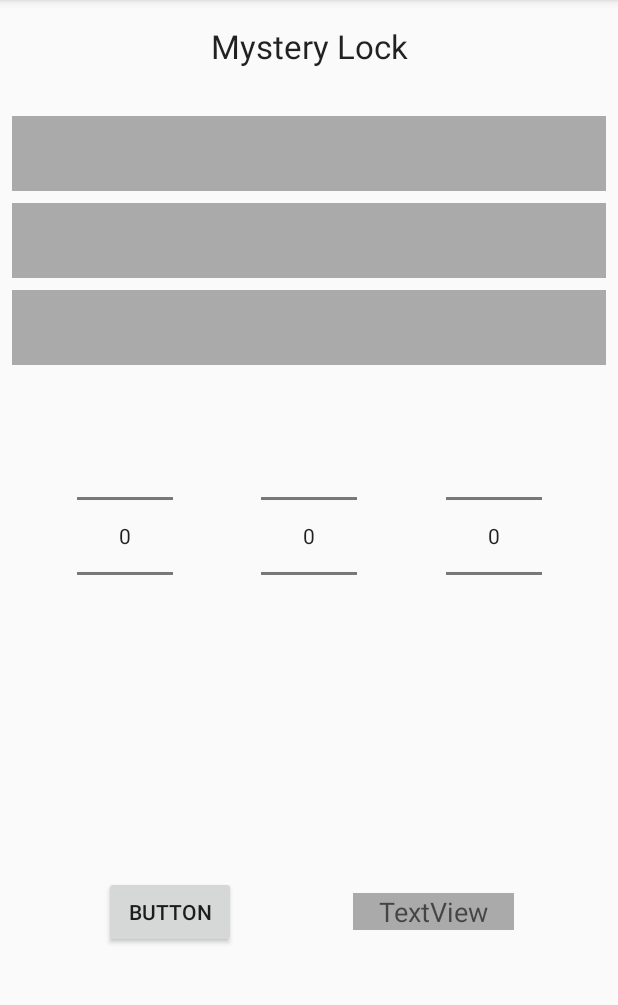
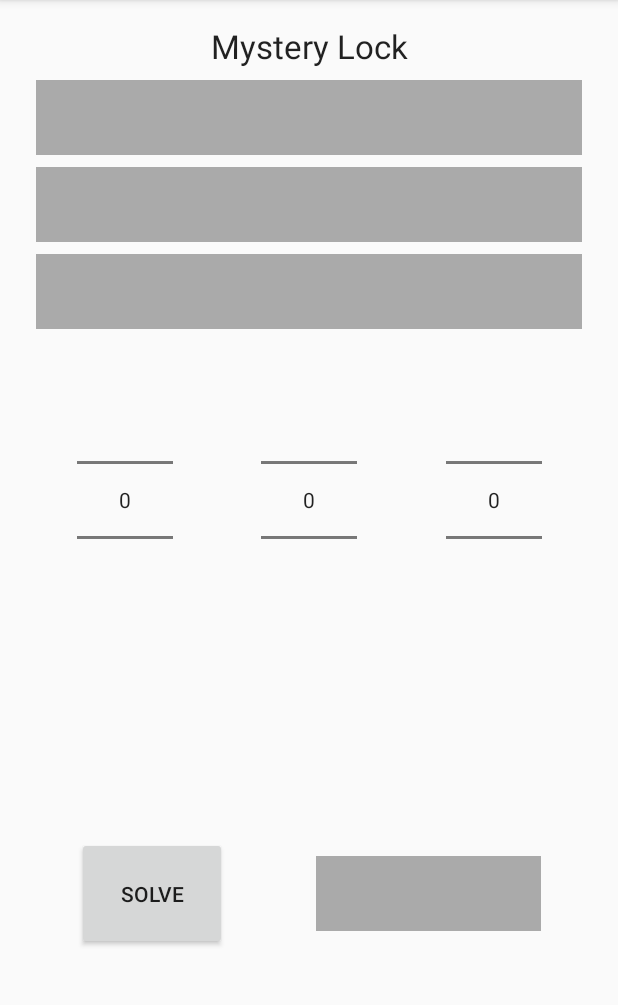
Before and after one commit to onero/MobileAssignmentGuiControls, an Android app: the GreenActivity screen opened directly, with no data from a screen before it, on a phone screen of 412 x 824 dp, the part 84-1089 px from its top. Run offline under Robolectric (Android 15) with nearby library versions, the phone set to English and light mode, and no system bars.

```diff
--- a/app/src/main/java/dk/adamino/mobileassignmentguicontrols/GreenActivity.java
+++ b/app/src/main/java/dk/adamino/mobileassignmentguicontrols/GreenActivity.java
@@ -3,15 +3,49 @@ package dk.adamino.mobileassignmentguicontrols;
 import android.os.Bundle;
 import android.support.annotation.Nullable;
 import android.support.v7.app.AppCompatActivity;
+import android.widget.Button;
+import android.widget.NumberPicker;
+import android.widget.Spinner;
+import android.widget.TextView;
 
 /**
  * Created by Mathias on 19/02/2018.
  */
 
 public class GreenActivity extends AppCompatActivity {
+
+    private Spinner spinner1, spinner2, spinner3;
+    private NumberPicker numberPicker1, numberPicker2, numberPicker3;
+    private Button btnSolve;
+    private TextView txtResult;
+
     @Override
     protected void onCreate(@Nullable Bundle savedInstanceState) {
         super.onCreate(savedInstanceState);
         setContentView(R.layout.activity_green);
+
+        setupSpinners();
+        setupNumberPickers();
+        setupResult();
     }
+
+    private void setupResult() {
+        btnSolve = findViewById(R.id.btnSolve);
+        txtResult = findViewById(R.id.txtResult);
+    }
+
+    private void setupNumberPickers() {
+        numberPicker1 = findViewById(R.id.numberPicker1);
+        numberPicker2 = findViewById(R.id.numberPicker2);
+        numberPicker3 = findViewById(R.id.numberPicker3);
+    }
+
+    private void setupSpinners() {
+        spinner1 = findViewById(R.id.spinner1);
+        spinner2 = findViewById(R.id.spinner2);
+        spinner3 = findViewById(R.id.spinner3);
+
+    }
+
+
 }
--- /dev/null
+++ b/app/src/main/java/dk/adamino/mobileassignmentguicontrols/model/GreenModel.java
@@ -0,0 +1,19 @@
+package dk.adamino.mobileassignmentguicontrols.model;
+
+import java.lang.reflect.Array;
+import java.util.List;
+
+/**
+ * Created by Mathias on 19/02/2018.
+ */
+
+public class GreenModel {
+
+    private final String[] weekDayList = {"Monday", "Tuesday", "Wednesday", "Thursday", "Friday",
+            "Saturday", "Sunday"};
+    private final String[] monthList = {"January", "February", "March", "April", "May", "June",
+            "July", "August", "September", "October", "November", "December"};
+    //private final String[] YearList;
+    //private final Integer[] numberList;
+
+}
--- a/app/src/main/res/layout/activity_green.xml
+++ b/app/src/main/res/layout/activity_green.xml
@@ -11,9 +11,9 @@
         android:id="@+id/spinner1"
         android:layout_width="0dp"
         android:layout_height="50dp"
-        android:layout_marginEnd="8dp"
-        android:layout_marginStart="8dp"
-        android:layout_marginTop="32dp"
+        android:layout_marginEnd="24dp"
+        android:layout_marginStart="24dp"
+        android:layout_marginTop="8dp"
         android:background="@android:color/darker_gray"
         app:layout_constraintEnd_toEndOf="parent"
         app:layout_constraintStart_toStartOf="parent"
@@ -23,8 +23,8 @@
         android:id="@+id/spinner2"
         android:layout_width="0dp"
         android:layout_height="50dp"
-        android:layout_marginEnd="8dp"
-        android:layout_marginStart="8dp"
+        android:layout_marginEnd="24dp"
+        android:layout_marginStart="24dp"
         android:layout_marginTop="8dp"
         android:background="@android:color/darker_gray"
         app:layout_constraintEnd_toEndOf="parent"
@@ -35,8 +35,8 @@
         android:id="@+id/spinner3"
         android:layout_width="0dp"
         android:layout_height="50dp"
-        android:layout_marginEnd="8dp"
-        android:layout_marginStart="8dp"
+        android:layout_marginEnd="24dp"
+        android:layout_marginStart="24dp"
         android:layout_marginTop="8dp"
         android:background="@android:color/darker_gray"
         app:layout_constraintEnd_toEndOf="parent"
@@ -77,34 +77,34 @@
         app:layout_constraintTop_toBottomOf="@+id/spinner3" />
 
     <Button
-        android:id="@+id/button"
-        android:layout_width="wrap_content"
-        android:layout_height="wrap_content"
+        android:id="@+id/btnSolve"
+        android:layout_width="100dp"
+        android:layout_height="75dp"
         android:layout_marginBottom="8dp"
         android:layout_marginEnd="8dp"
         android:layout_marginStart="8dp"
         android:layout_marginTop="8dp"
-        android:text="Button"
+        android:text="@string/solveButton"
         app:layout_constraintBottom_toBottomOf="parent"
-        app:layout_constraintEnd_toStartOf="@+id/textView"
+        app:layout_constraintEnd_toStartOf="@+id/txtResult"
         app:layout_constraintStart_toStartOf="parent"
         app:layout_constraintTop_toBottomOf="@+id/numberPicker1" />
 
     <TextView
-        android:id="@+id/textView"
-        android:layout_width="107dp"
-        android:layout_height="wrap_content"
+        android:id="@+id/txtResult"
+        android:layout_width="150dp"
+        android:layout_height="50dp"
         android:layout_marginBottom="8dp"
         android:layout_marginEnd="8dp"
         android:layout_marginStart="8dp"
         android:layout_marginTop="8dp"
         android:background="@android:color/darker_gray"
-        android:text="TextView"
+        android:text=""
         android:textAlignment="center"
         android:textAppearance="@android:style/TextAppearance.Material.Medium"
         app:layout_constraintBottom_toBottomOf="parent"
         app:layout_constraintEnd_toEndOf="parent"
-        app:layout_constraintStart_toEndOf="@+id/button"
+        app:layout_constraintStart_toEndOf="@+id/btnSolve"
         app:layout_constraintTop_toBottomOf="@+id/numberPicker3" />
 
     <TextView
@@ -114,7 +114,7 @@
         android:layout_marginEnd="8dp"
         android:layout_marginStart="8dp"
         android:layout_marginTop="16dp"
-        android:text="Mystery Lock"
+        android:text="@string/title"
         android:textAlignment="center"
         android:textAppearance="@android:style/TextAppearance.Material.Large"
         app:layout_constraintEnd_toEndOf="parent"
--- a/app/src/main/res/values/strings.xml
+++ b/app/src/main/res/values/strings.xml
@@ -2,4 +2,6 @@
     <string name="app_name">MobileAssignmentGuiControls</string>
     <string name="rasmus">RASMUS</string>
     <string name="green">GREEN</string>
+    <string name="solveButton">Solve</string>
+    <string name="title">Mystery Lock</string>
 </resources>
```
